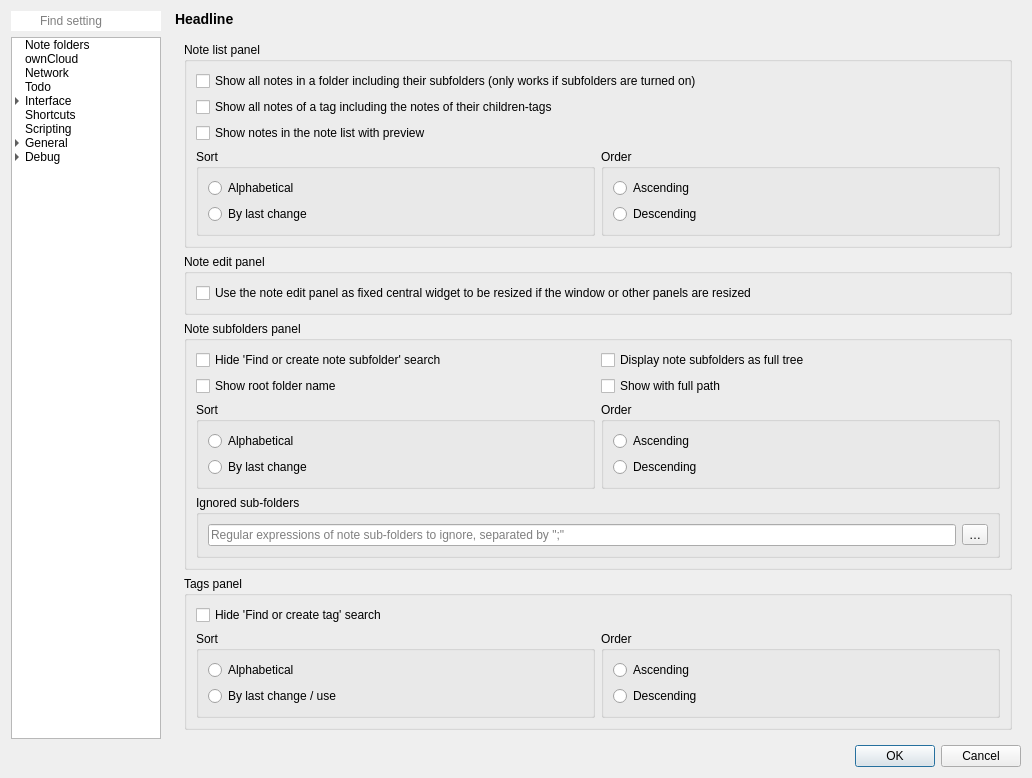
Above: src/dialogs/settingsdialog.ui from pbek/QOwnNotes before the change. Below: the same form after it.
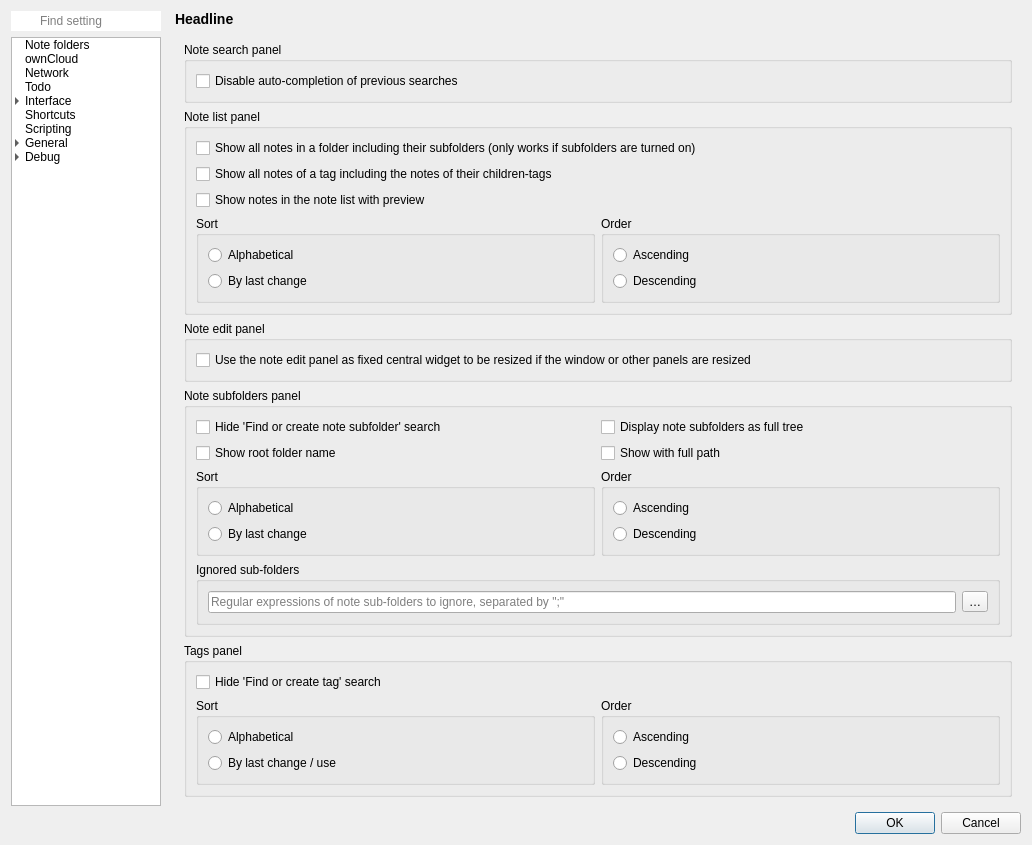
That is the form after the change. The open tabs and pages were chosen to show the change. Icons and pictures are not drawn. Custom widgets are drawn as their Qt base class.

Commit message: #1087, implemented disabling auto-completion of previous searches

Diff of the .ui file:
```diff
--- a/src/dialogs/settingsdialog.ui
+++ b/src/dialogs/settingsdialog.ui
@@ -4952,6 +4952,22 @@
                </layout>
               </widget>
              </item>
+             <item row="0" column="0">
+              <widget class="QGroupBox" name="notesPanelGroupBox_2">
+               <property name="title">
+                <string>Note search panel</string>
+               </property>
+               <layout class="QGridLayout" name="gridLayout_69">
+                <item row="0" column="1" colspan="2">
+                 <widget class="QCheckBox" name="disableSavedSearchesAutoCompletionCheckBox">
+                  <property name="text">
+                   <string>Disable auto-completion of previous searches</string>
+                  </property>
+                 </widget>
+                </item>
+               </layout>
+              </widget>
+             </item>
             </layout>
            </widget>
            <widget class="QWidget" name="page">
```
Left out of the diff: 2 changed lines with no effect on the pictures. The commit also changes 32 other files.
